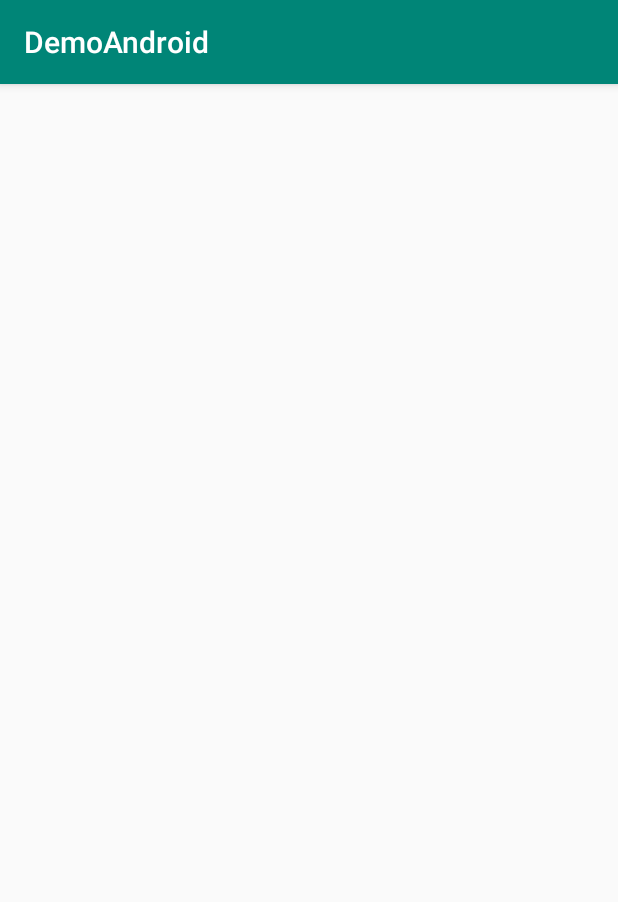
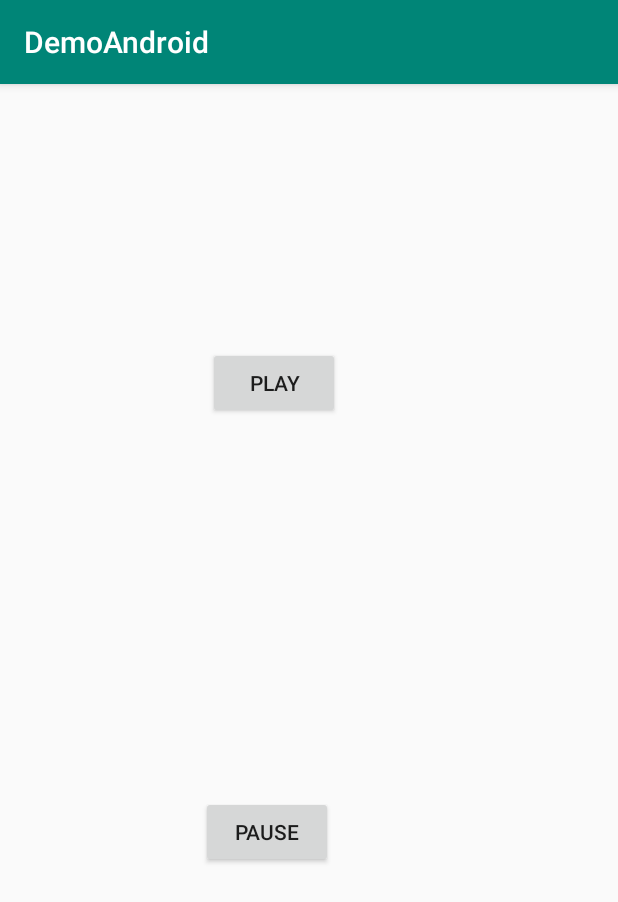
Before and after one commit to MarcinSemkowski/Java_U_Android_Intro, an Android app: the screen it shows after launch (MainActivity), on a phone screen of 412 x 824 dp. Shown: the top 902 px of the screen. Run offline under Robolectric (Android 15) with nearby library versions, the phone set to English and light mode, and no system bars.

Commit message:
Song Demo #2  Music: www.bensound.com

```diff
--- a/app/src/main/java/DemoAndroid/com/MainActivity.java
+++ b/app/src/main/java/DemoAndroid/com/MainActivity.java
@@ -4,22 +4,30 @@ import androidx.appcompat.app.AppCompatActivity;
 
 import android.media.MediaPlayer;
 import android.os.Bundle;
+import android.view.View;
 
 
 public class MainActivity extends AppCompatActivity {
+
+    private  MediaPlayer mPlayer;
+
+   public void playAudio(View view){
+
+       mPlayer.start();
+
+       // "Music: www.bensound.com"
+   }
+
+   public void pauseAudio(View view){
+       mPlayer.pause();
+   }
 
 
     @Override
     protected void onCreate(Bundle savedInstanceState) {
         super.onCreate(savedInstanceState);
         setContentView(R.layout.activity_main);
-
-        MediaPlayer mPlayer = MediaPlayer.create(this,R.raw.song);
-
-        mPlayer.start();
-
-        // "Music: www.bensound.com"
-
+        mPlayer = MediaPlayer.create(this,R.raw.song);
     }
 
 }
--- a/app/src/main/res/layout/activity_main.xml
+++ b/app/src/main/res/layout/activity_main.xml
@@ -4,4 +4,36 @@
     xmlns:tools="http://schemas.android.com/tools"
     android:layout_width="match_parent"
     android:layout_height="match_parent"
-    tools:context=".MainActivity"/>
+    tools:context=".MainActivity">
+
+    <Button
+        android:id="@+id/playButton"
+        android:layout_width="wrap_content"
+        android:layout_height="wrap_content"
+        android:layout_marginStart="138dp"
+        android:layout_marginTop="232dp"
+        android:layout_marginEnd="185dp"
+        android:layout_marginBottom="35dp"
+        android:onClick="playAudio"
+        android:text="Play"
+        app:layout_constraintBottom_toTopOf="@+id/Pause"
+        app:layout_constraintEnd_toEndOf="parent"
+        app:layout_constraintStart_toStartOf="parent"
+        app:layout_constraintTop_toTopOf="parent" />
+
+    <Button
+        android:id="@+id/Pause"
+        android:layout_width="wrap_content"
+        android:layout_height="wrap_content"
+        android:layout_marginStart="133dp"
+        android:layout_marginTop="216dp"
+        android:layout_marginEnd="190dp"
+        android:layout_marginBottom="302dp"
+        android:onClick="pauseAudio"
+        android:text="Pause"
+        app:layout_constraintBottom_toBottomOf="parent"
+        app:layout_constraintEnd_toEndOf="parent"
+        app:layout_constraintHorizontal_bias="1.0"
+        app:layout_constraintStart_toStartOf="parent"
+        app:layout_constraintTop_toBottomOf="@+id/playButton" />
+</androidx.constraintlayout.widget.ConstraintLayout>
```
